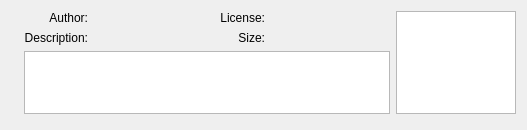
This is src/gui/addonWidget.ui in Stellarium/stellarium as Qt 5 draws it before an edit. The edited form follows.
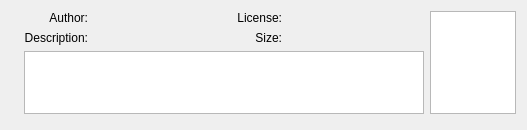
This is the edited form.

Commit message: AddOnWidget - do not display list of textures when it is a single one

```diff
--- a/src/gui/addonWidget.ui
+++ b/src/gui/addonWidget.ui
@@ -31,7 +31,7 @@
   <property name="windowTitle">
    <string>Form</string>
   </property>
-  <layout class="QGridLayout" name="gridLayout" columnstretch="1,1,50,1,50,50">
+  <layout class="QGridLayout" name="gridLayout" columnstretch="0,0,50,0,50,0">
    <item row="1" column="1">
     <widget class="QLabel" name="lblDescription">
      <property name="text">
@@ -177,7 +177,7 @@
      </property>
     </widget>
    </item>
-   <item row="3" column="1" colspan="5">
+   <item row="3" column="1" colspan="4">
     <spacer name="verticalSpacer">
      <property name="orientation">
       <enum>Qt::Vertical</enum>
```
The commit also changes 1 other file.
